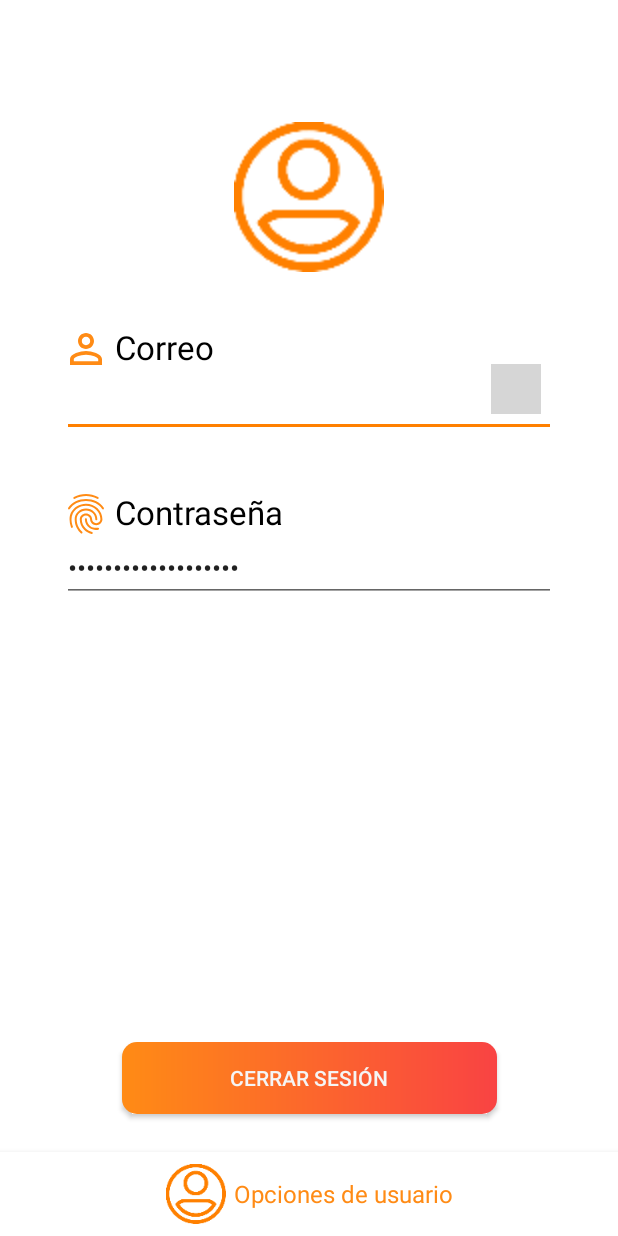
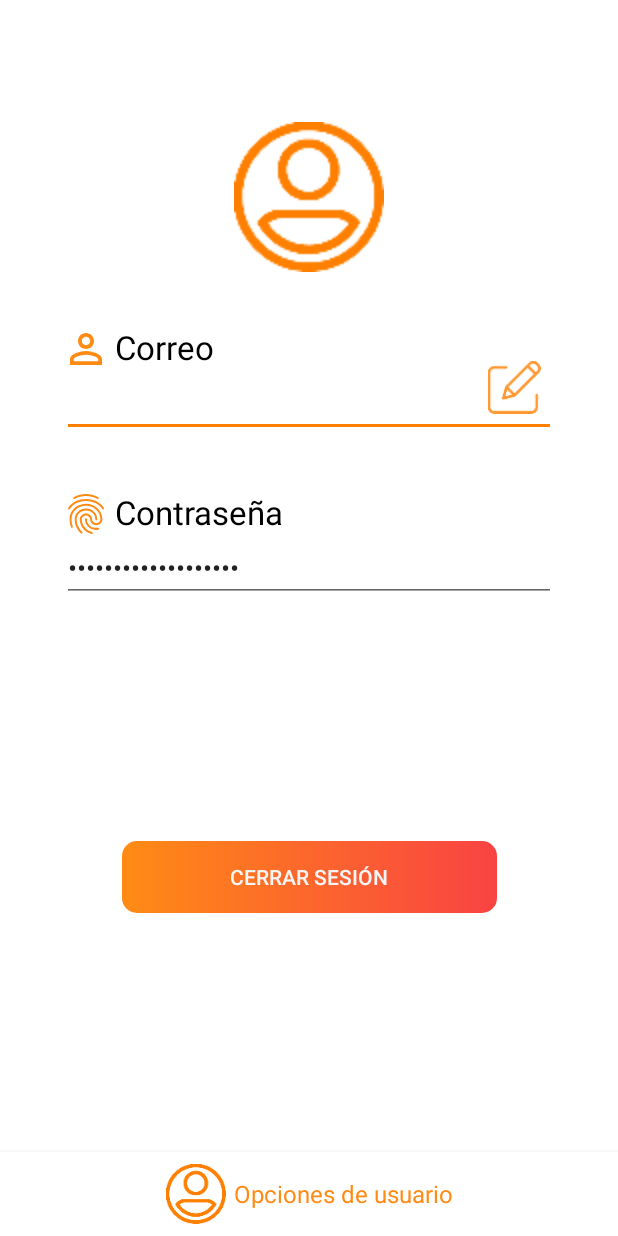
Before and after one commit to Cleri-Manu/PuntosRecargaTFG, an Android app: the layout fragment_usuario.xml on its own in the app's theme, with its tools: preview values and no code run, on a phone screen of 412 x 824 dp. Run offline under Robolectric (Android 15) with nearby library versions, the phone set to English and light mode, and no system bars; grey boxes are pictures that could not be loaded.

Commit message:
Sistema de usuarios casi completo. Agregado un sistema de re-autentificación del usuario actual, que implementa:     -Un cuadro de diálogo personalizado para pedir la contraseña     -Funciones para comprobar la veracidad de los datos     -Toast que muestran el resultado de la acción realizada
Agregada la posibilidad de modificar el correo del usuario que implementa:
    -El sistema de re-autentificación mencionado
    -Funciones para realizar los cambios y comproba la veracidad de estos
    -Toast para mostrar el resultado de la acción

Cambios en la vista de usuario para mejorar su funcionalidad al usar la app con el smartphone rotado (scrollview y otros pequeños cambios)

```diff
--- a/TFG1/app/src/main/java/es/usal/tfg1/model/Usuario.java
+++ b/TFG1/app/src/main/java/es/usal/tfg1/model/Usuario.java
@@ -6,7 +6,6 @@ public class Usuario {
     private String id;
     private String email;
     private boolean rol = false;    //True=admin, false=normal User
-
     public Usuario() {
 
     }
--- a/TFG1/app/src/main/res/drawable/border.xml
+++ b/TFG1/app/src/main/res/drawable/border.xml
@@ -2,7 +2,7 @@
 <shape xmlns:android="http://schemas.android.com/apk/res/android">
 
     <stroke
-        android:width="1dip"
+        android:width="2dip"
         android:color="@color/colorPrimary" />
     <solid
         android:color="@color/design_default_color_background" />
@@ -11,7 +11,5 @@
         android:top="5dip"
         android:right="5dip"
         android:bottom="5dip" />
-    <corners
-        android:radius="12dp" />
 
 </shape>
--- a/TFG1/app/src/main/res/layout/fragment_usuario.xml
+++ b/TFG1/app/src/main/res/layout/fragment_usuario.xml
@@ -8,6 +8,11 @@
             name="myVM"
             type="es.usal.tfg1.vm.VM" />
     </data>
+    <androidx.core.widget.NestedScrollView
+        android:layout_width="match_parent"
+        android:layout_height="match_parent"
+        android:fillViewport="true"
+        app:layout_behavior="@string/appbar_scrolling_view_behavior">
 
         <androidx.constraintlayout.widget.ConstraintLayout
             android:layout_width="match_parent"
@@ -79,10 +84,10 @@
                     android:layout_height="wrap_content"
                     android:text="@string/title_correo"
                     android:textColor="@android:color/black"
-                android:textSize="22dp"
+                    android:textSize="22sp"
                     app:layout_constraintTop_toTopOf="parent"
                     app:layout_constraintLeft_toRightOf="@id/appCompatImageView2"
-                android:layout_marginLeft="3dp" />
+                    android:layout_marginStart="3dp" />
 
                 <com.google.android.material.textfield.TextInputEditText
                     android:id="@+id/textEmailUser"
@@ -94,18 +99,15 @@
                     android:text="@{myVM.usuario.email}"
                     />
 
-            <androidx.appcompat.widget.AppCompatImageButton
+                <com.google.android.material.imageview.ShapeableImageView
                     android:id="@+id/buttonEmailUser"
-                android:layout_width="wrap_content"
-                android:layout_height="wrap_content"
-                android:layout_marginRight="10dp"
+                    android:layout_width="35dp"
+                    android:layout_height="35dp"
+                    android:layout_marginEnd="10dp"
                     android:layout_marginBottom="15dp"
-                android:background="@color/fui_transparent"
-                android:onClick="changeEmail"
-                android:src="@drawable/edit_b"
+                    android:background="@drawable/edit_b"
                     android:visibility="@{myVM.userEmBVisibility}"
                     app:layout_constraintBottom_toBottomOf="parent"
-
                     app:layout_constraintRight_toRightOf="parent" />
 
 
@@ -135,10 +137,10 @@
                     android:layout_height="wrap_content"
                     android:text="@string/title_contraseña"
                     android:textColor="@android:color/black"
-                android:textSize="22dp"
+                    android:textSize="22sp"
                     app:layout_constraintTop_toTopOf="parent"
                     app:layout_constraintLeft_toRightOf="@id/appCompatImageView4"
-                android:layout_marginLeft="3dp" />
+                    android:layout_marginStart="3dp" />
 
                 <com.google.android.material.textfield.TextInputEditText
                     android:id="@+id/textPassUser"
@@ -154,14 +156,15 @@
             <androidx.appcompat.widget.AppCompatButton
                 android:layout_width="250dp"
                 android:layout_height="wrap_content"
-            android:layout_marginBottom="25dp"
                 android:background="@drawable/button_background"
                 android:onClick="logOutUser"
                 android:text="@string/b_sesion"
                 android:textColor="@color/textColor"
                 app:layout_constraintBottom_toTopOf="@+id/guideline3"
                 app:layout_constraintEnd_toStartOf="@+id/guideline2"
-            app:layout_constraintStart_toStartOf="@+id/guideline" />
+                app:layout_constraintStart_toStartOf="@+id/guideline"
+                app:layout_constraintTop_toBottomOf="@id/constrain_layout2"
+                android:layout_marginVertical="15dp"/>
 
 
             <androidx.constraintlayout.widget.ConstraintLayout
@@ -189,7 +192,7 @@
                         android:id="@+id/appCompatImageView3"
                         android:layout_width="40dp"
                         android:layout_height="40dp"
-                    android:layout_marginRight="5dp"
+                        android:layout_marginEnd="5dp"
                         android:src="@drawable/avatar_color" />
 
                     <com.google.android.material.textview.MaterialTextView
@@ -200,10 +203,12 @@
                         android:text="@string/title_op_usuario"
 
                         android:textColor="@color/colorPrimary"
-                    android:textSize="16dp" />
+                        android:textSize="16sp" />
                 </androidx.appcompat.widget.LinearLayoutCompat>
             </androidx.constraintlayout.widget.ConstraintLayout>
 
 
         </androidx.constraintlayout.widget.ConstraintLayout>
+    </androidx.core.widget.NestedScrollView>
+
 </layout>
```
Also changed, not shown: TFG1/app/src/main/java/es/usal/tfg1/Repository.java (+39 -2 lines), TFG1/app/src/main/java/es/usal/tfg1/ViewC/MAPA/MainActivityMAPA.java (+0 -23 lines), TFG1/app/src/main/java/es/usal/tfg1/ViewC/MAPA/dialog/CustomDialog.java (added, +60 -0 lines), TFG1/app/src/main/java/es/usal/tfg1/ViewC/MAPA/usuario/usuario.java (+72 -35 lines), TFG1/app/src/main/java/es/usal/tfg1/vm/VM.java (+52 -19 lines), TFG1/app/src/main/res/drawable/button_background_min.xml (added, +10 -0 lines), TFG1/app/src/main/res/layout/custom_dialog_pass.xml (added, +81 -0 lines), TFG1/app/src/main/res/values/strings.xml (+8 -0 lines). Lines whose indentation alone changed are shown as unchanged.
